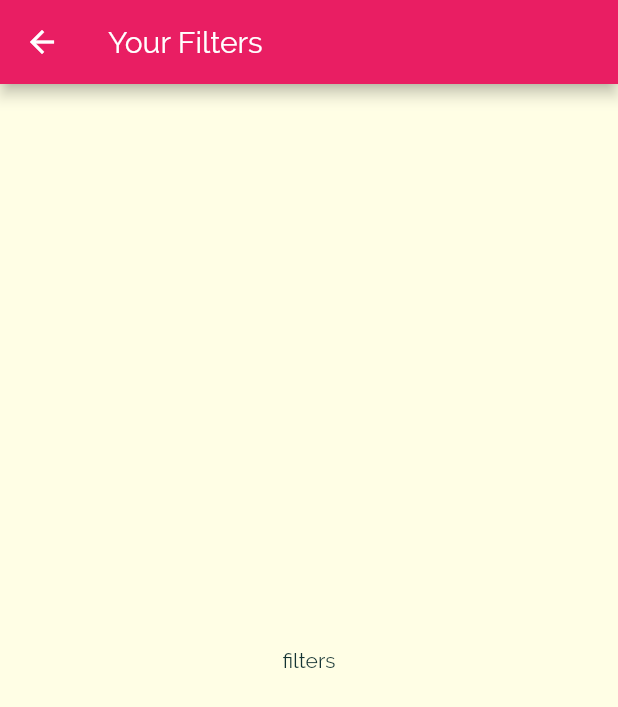
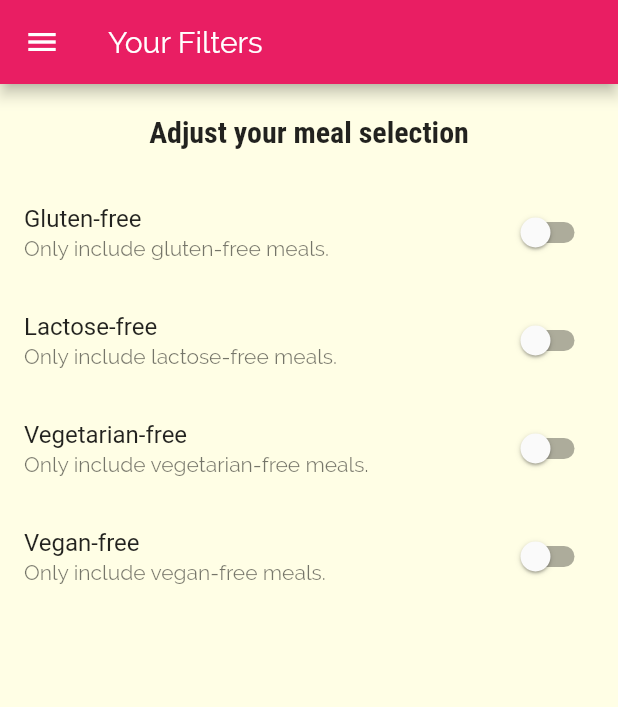
Before and after one commit to Lionel-P-Ablus/demo_04, a Flutter app: the FiltersScreen screen opened by its route, on a phone screen of 412 x 824 dp. Shown: the top 707 px of the screen. Run offline on Flutter 3.47's test engine with Material 2 defaults, Android fonts, the phone set to English and light mode, and no system bars.

Commit message:
adding filter switches

```diff
--- a/lib/screens/category_meals_screen.dart
+++ b/lib/screens/category_meals_screen.dart
@@ -44,11 +44,9 @@ class _CategoryMealsScreenState extends State<CategoryMealsScreen> {
 
   @override
   Widget build(BuildContext context) {
-
-
     return Scaffold(
       appBar: AppBar(
-        title: Text(categoryTitle!),
+        title: Text(categoryTitle),
       ),
       body: ListView.builder(
         itemBuilder: (ctx, index) {
--- a/lib/screens/filters_screen.dart
+++ b/lib/screens/filters_screen.dart
@@ -1,8 +1,32 @@
 import 'package:demo_04/widgets/main_drawer.dart';
 import 'package:flutter/material.dart';
 
-class FiltersScreen extends StatelessWidget {
+class FiltersScreen extends StatefulWidget {
   static const routeName = '/filters';
+
+  @override
+  _FiltersScreenState createState() => _FiltersScreenState();
+}
+
+class _FiltersScreenState extends State<FiltersScreen> {
+  bool _glutenFree = false;
+  bool _vegetarian = false;
+  bool _vegan = false;
+  bool _lactoseFree = false;
+
+  Widget _buildSwitchListTile(
+    String title,
+    description,
+    bool currentValue,
+    Function(bool) updateValue,
+  ) {
+    return SwitchListTile(
+      title: Text(title),
+      value: currentValue,
+      subtitle: Text(description),
+      onChanged: updateValue,
+    );
+  }
 
   @override
   Widget build(BuildContext context) {
@@ -10,9 +34,55 @@ class FiltersScreen extends StatelessWidget {
       appBar: AppBar(
         title: Text('Your Filters'),
       ),
-      // drawer: MainDrawer(),
-      body: Center(
-        child: Text('filters'),
+      drawer: MainDrawer(),
+      body: Column(
+        children: [
+          Container(
+            padding: EdgeInsets.all(20),
+            child: Text(
+              'Adjust your meal selection',
+              style: Theme.of(context).textTheme.title,
+            ),
+          ),
+          Expanded(
+            child: ListView(
+              children: [
+                _buildSwitchListTile(
+                  'Gluten-free',
+                  'Only include gluten-free meals.',
+                  _glutenFree,
+                  (newValue) => setState(() {
+                    _glutenFree = newValue;
+                  }),
+                ),
+                _buildSwitchListTile(
+                  'Lactose-free',
+                  'Only include lactose-free meals.',
+                  _lactoseFree,
+                  (newValue) => setState(() {
+                    _lactoseFree = newValue;
+                  }),
+                ),
+                _buildSwitchListTile(
+                  'Vegetarian-free',
+                  'Only include vegetarian-free meals.',
+                  _vegetarian,
+                  (newValue) => setState(() {
+                    _vegetarian = newValue;
+                  }),
+                ),
+                _buildSwitchListTile(
+                  'Vegan-free',
+                  'Only include vegan-free meals.',
+                  _vegan,
+                  (newValue) => setState(() {
+                    _vegan = newValue;
+                  }),
+                ),
+              ],
+            ),
+          ),
+        ],
       ),
     );
   }
```
